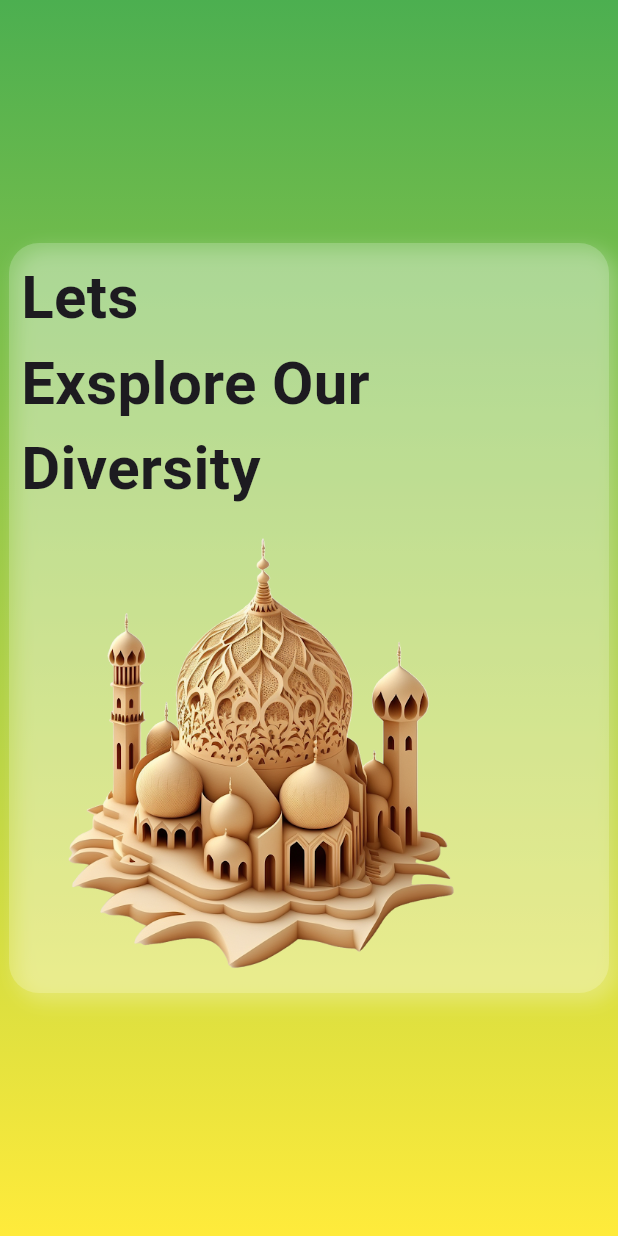
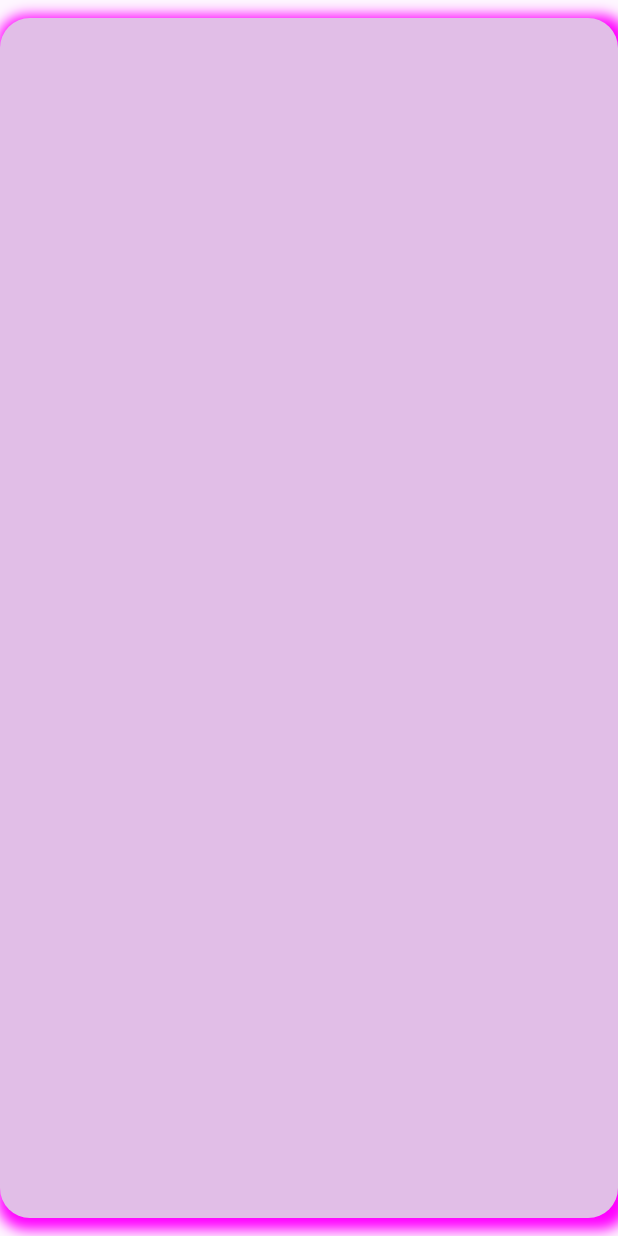
Before and after one commit to NameeNomen/Mobile-programing-with-dart-and-flutter, a Flutter app: the screen it shows after launch, on a phone screen of 412 x 824 dp. Run offline on Flutter 3.47's test engine with Material 3 defaults, Android fonts, the light colour scheme and no system bars.

Commit message:
belajar flutter bagian membuat icon(bjir pusing)

```diff
--- /dev/null
+++ b/lib/latihan/icon.dart
@@ -0,0 +1,32 @@
+import 'package:flutter/material.dart';
+
+class BelajarIcon extends StatelessWidget {
+  const BelajarIcon({super.key});
+
+  @override
+  Widget build(BuildContext context) {
+    return Scaffold(
+      body:
+      Center(
+        child: Container(
+          padding: EdgeInsets.all(20),
+          width: 500,
+          height: 800,
+          decoration: BoxDecoration(
+            color:const Color(0xffe1bee7),
+            borderRadius: BorderRadius.all(Radius.circular(20)),
+            boxShadow: [
+              BoxShadow(
+                color: const Color(0xffFF00FF),
+                spreadRadius: 5,
+                blurRadius: 7,
+                offset: Offset(3, 3)
+              )
+            ],
+          ),
+        ),
+      ),
+      );
+
+  }
+}
--- a/lib/main.dart
+++ b/lib/main.dart
@@ -1,5 +1,6 @@
 import 'package:flutter/material.dart';
-import 'package:mobile_programing/tugas/tugas2.dart';
+import 'package:mobile_programing/latihan/icon.dart';
+//import 'package:mobile_programing/tugas/tugas2.dart';
 
 void main() {
   runApp(const MyApp());
@@ -12,7 +13,7 @@ class MyApp extends StatelessWidget {
   @override
   Widget build(BuildContext context) {
     return MaterialApp(
-      home: Tugas2(),
+      home: BelajarIcon(),
     );
   }
   }
--- a/pubspec.yaml
+++ b/pubspec.yaml
@@ -61,6 +61,10 @@ flutter:
   assets:
     - images/01.png
     - images/02.png
+    - images/03.png
+    - images/04.png
+    - images/05.png
+    - images/06.jpg
 
   # An image asset can refer to one or more resolution-specific "variants", see
   # https://flutter.dev/to/resolution-aware-images
```
Also changed, not shown: images/03.png (added), images/04.png (added), images/05.png (added), images/06.jpg (added).
